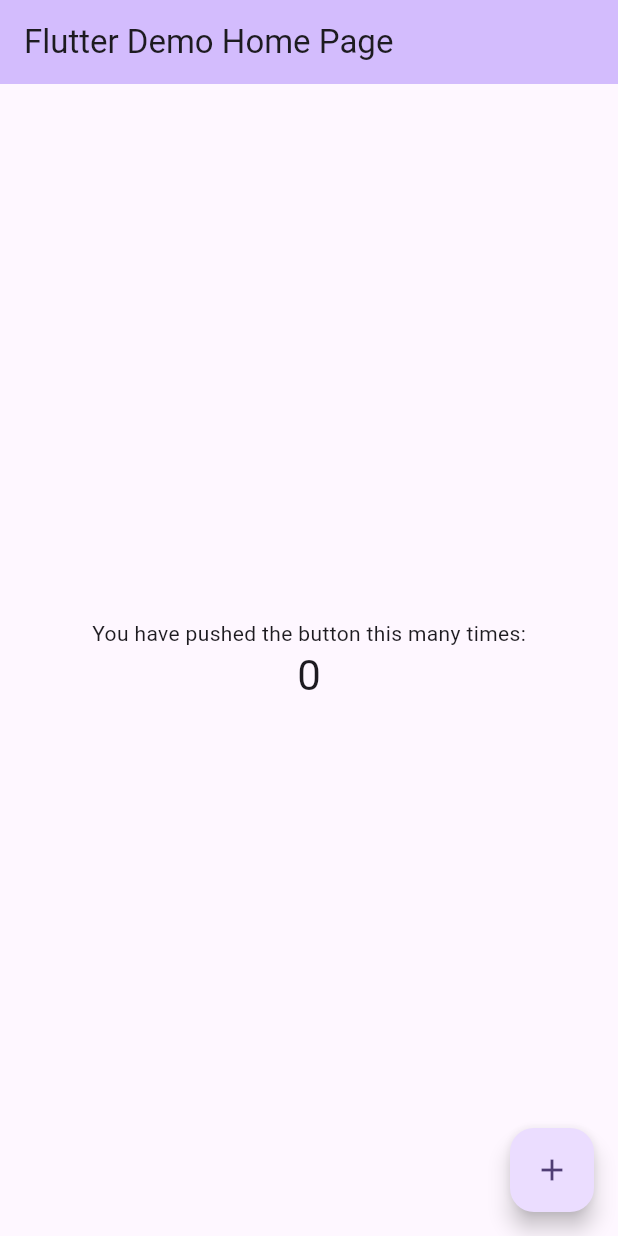
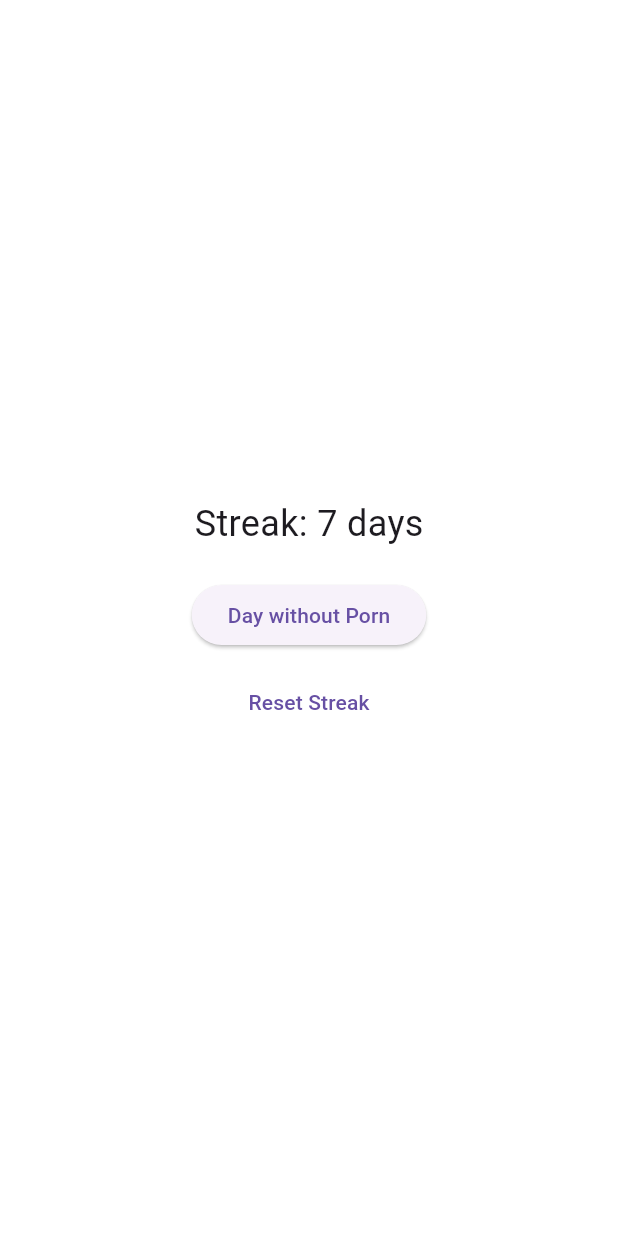
Before and after one commit to EnissayG/Noffe, a Flutter app: the screen it shows after launch, on a phone screen of 412 x 824 dp. Run offline on Flutter 3.47's test engine with Material 3 defaults, Android fonts, the phone set to English and light mode, and no system bars.

Commit message:
Automatic incrementation of streaks with seconds

```diff
--- a/noffe/lib/main.dart
+++ b/noffe/lib/main.dart
@@ -1,125 +1,76 @@
+import 'dart:async';
+
 import 'package:flutter/material.dart';
 
+
 void main() {
-  runApp(const MyApp());
+  runApp(StreakPage());
 }
 
-class MyApp extends StatelessWidget {
-  const MyApp({super.key});
-
-  // This widget is the root of your application.
+class StreakPage extends StatefulWidget {
   @override
-  Widget build(BuildContext context) {
-    return MaterialApp(
-      title: 'Flutter Demo',
-      theme: ThemeData(
-        // This is the theme of your application.
-        //
-        // TRY THIS: Try running your application with "flutter run". You'll see
-        // the application has a purple toolbar. Then, without quitting the app,
-        // try changing the seedColor in the colorScheme below to Colors.green
-        // and then invoke "hot reload" (save your changes or press the "hot
-        // reload" button in a Flutter-supported IDE, or press "r" if you used
-        // the command line to start the app).
-        //
-        // Notice that the counter didn't reset back to zero; the application
-        // state is not lost during the reload. To reset the state, use hot
-        // restart instead.
-        //
-        // This works for code too, not just values: Most code changes can be
-        // tested with just a hot reload.
-        colorScheme: ColorScheme.fromSeed(seedColor: Colors.deepPurple),
-        useMaterial3: true,
-      ),
-      home: const MyHomePage(title: 'Flutter Demo Home Page'),
-    );
-  }
+  _StreakPageState createState() => _StreakPageState();
 }
 
-class MyHomePage extends StatefulWidget {
-  const MyHomePage({super.key, required this.title});
-
-  // This widget is the home page of your application. It is stateful, meaning
-  // that it has a State object (defined below) that contains fields that affect
-  // how it looks.
-
-  // This class is the configuration for the state. It holds the values (in this
-  // case the title) provided by the parent (in this case the App widget) and
-  // used by the build method of the State. Fields in a Widget subclass are
-  // always marked "final".
-
-  final String title;
+class _StreakPageState extends State<StreakPage> {
+  int jours = 0;
+  Timer? _timer;
 
     @override
-  State<MyHomePage> createState() => _MyHomePageState();
-}
-
-class _MyHomePageState extends State<MyHomePage> {
-  int _counter = 0;
-
-  void _incrementCounter() {
+  void initState() {
+    super.initState();
+    // Démarre le timer qui se déclenche chaque seconde
+    _timer = Timer.periodic(Duration(seconds: 1), (timer) {
       setState(() {
-      // This call to setState tells the Flutter framework that something has
-      // changed in this State, which causes it to rerun the build method below
-      // so that the display can reflect the updated values. If we changed
-      // _counter without calling setState(), then the build method would not be
-      // called again, and so nothing would appear to happen.
-      _counter++;
+        jours++;
+      });
     });
   }
 
   @override
+  void dispose() {
+    // Arrête le timer lorsque l'état est supprimé
+    _timer?.cancel();
+    super.dispose();
+  }
+
+  @override
   Widget build(BuildContext context) {
-    // This method is rerun every time setState is called, for instance as done
-    // by the _incrementCounter method above.
-    //
-    // The Flutter framework has been optimized to make rerunning build methods
-    // fast, so that you can just rebuild anything that needs updating rather
-    // than having to individually change instances of widgets.
-    return Scaffold(
-      appBar: AppBar(
-        // TRY THIS: Try changing the color here to a specific color (to
-        // Colors.amber, perhaps?) and trigger a hot reload to see the AppBar
-        // change color while the other colors stay the same.
-        backgroundColor: Theme.of(context).colorScheme.inversePrimary,
-        // Here we take the value from the MyHomePage object that was created by
-        // the App.build method, and use it to set our appbar title.
-        title: Text(widget.title),
-      ),
+    return MaterialApp(
+      debugShowCheckedModeBanner: false,
+      home: Scaffold(
+        backgroundColor: Colors.white,
         body: Center(
-        // Center is a layout widget. It takes a single child and positions it
-        // in the middle of the parent.
           child: Column(
-          // Column is also a layout widget. It takes a list of children and
-          // arranges them vertically. By default, it sizes itself to fit its
-          // children horizontally, and tries to be as tall as its parent.
-          //
-          // Column has various properties to control how it sizes itself and
-          // how it positions its children. Here we use mainAxisAlignment to
-          // center the children vertically; the main axis here is the vertical
-          // axis because Columns are vertical (the cross axis would be
-          // horizontal).
-          //
-          // TRY THIS: Invoke "debug painting" (choose the "Toggle Debug Paint"
-          // action in the IDE, or press "p" in the console), to see the
-          // wireframe for each widget.
             mainAxisAlignment: MainAxisAlignment.center,
             children: <Widget>[
-            const Text(
-              'You have pushed the button this many times:',
+              Text(
+                'Streak: $jours days',
+                style: TextStyle(fontSize: 24),
               ),
-            Text(
-              '$_counter',
-              style: Theme.of(context).textTheme.headlineMedium,
+              SizedBox(height: 20),
+              ElevatedButton(
+                onPressed: () {
+                  setState(() {
+                    jours++;
+                  });
+                  print("hi $jours");
+                },
+                child: Text('Day without Porn'),
+              ),
+              SizedBox(height: 10),
+              TextButton(
+                onPressed: () {
+                  setState(() {
+                    jours = 0;
+                  });
+                },
+                child: Text('Reset Streak'),
               ),
             ],
           ),
         ),
-      floatingActionButton: FloatingActionButton(
-        onPressed: _incrementCounter,
-        tooltip: 'Increment',
-        child: const Icon(Icons.add),
-      ), // This trailing comma makes auto-formatting nicer for build methods.
+      ),
     );
   }
 }
```
Also changed, not shown: 1 other file. Lines whose indentation alone changed are shown as unchanged.
